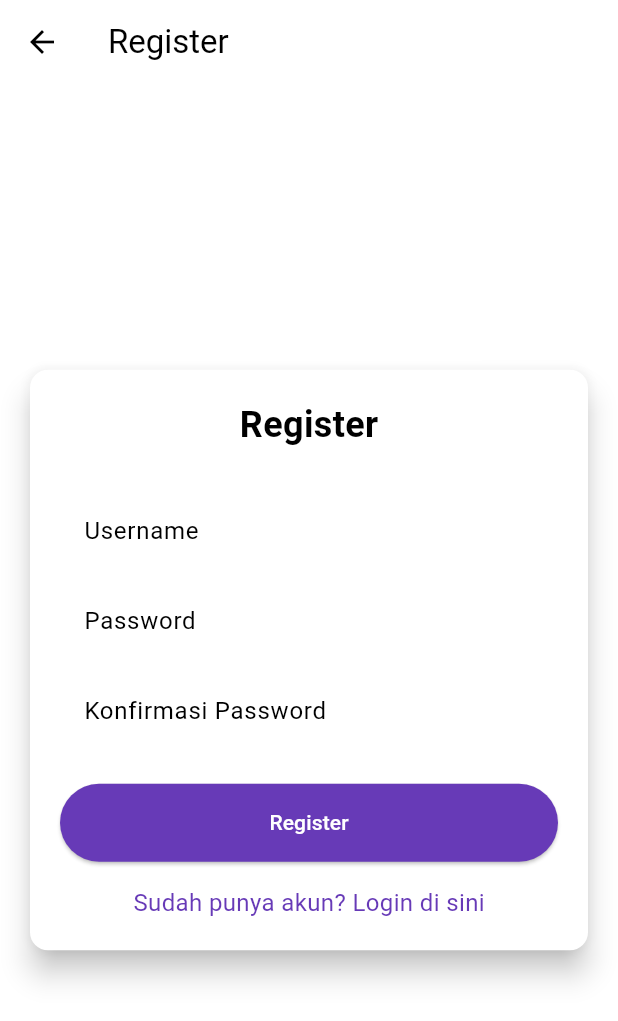
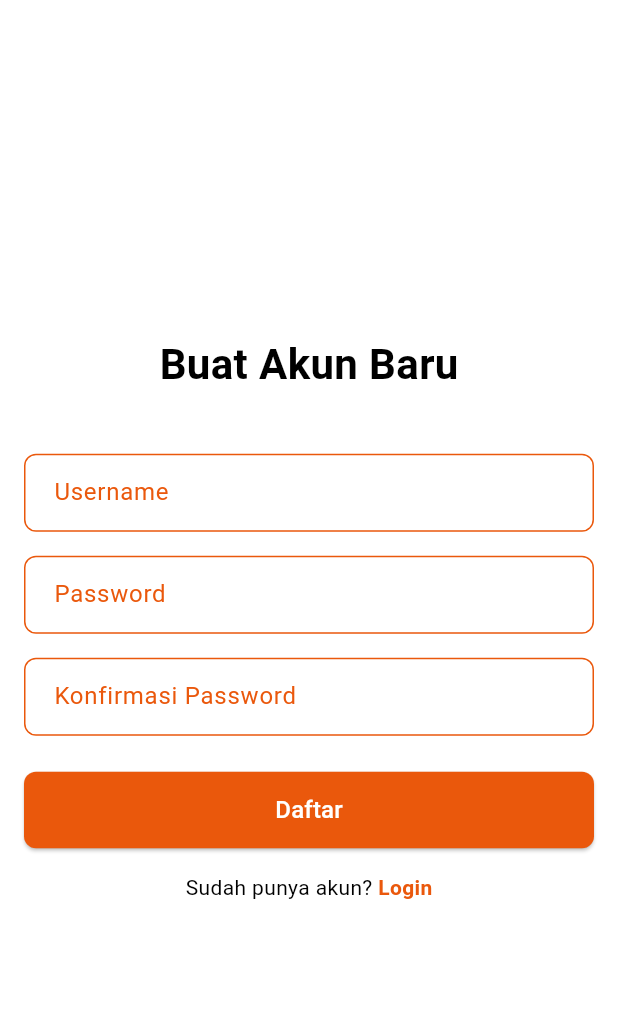
Before and after one commit to TechWorkProgrammer/YummyYogya, a Flutter app: the RegisterPage screen opened directly, on a phone screen of 412 x 824 dp. Shown: the top 1021 px of the screen. Run offline on Flutter 3.47's test engine with Material 3 defaults, Android fonts, the phone set to English and light mode, and no system bars; missing offline and left inert: pbp_django_auth.

Commit message:
Refactor: Change Logical Variable to use Variable.dart

```diff
--- a/yummyogyamobile/lib/screens/register.dart
+++ b/yummyogyamobile/lib/screens/register.dart
@@ -1,6 +1,9 @@
+import 'dart:convert';
+
 import 'package:flutter/material.dart';
-import 'dart:convert';
 import 'package:http/http.dart' as http;
+import 'package:yummyogya_mobile/screens/login.dart';
+import 'package:yummyogya_mobile/variable.dart';
 
 class RegisterPage extends StatefulWidget {
   const RegisterPage({super.key});
@@ -22,16 +25,21 @@ class _RegisterPageState extends State<RegisterPage> {
     final String confirmPassword = _confirmPasswordController.text;
 
     if (username.isEmpty || password.isEmpty || confirmPassword.isEmpty) {
+      if (!mounted) return;
       ScaffoldMessenger.of(context).showSnackBar(
-        const SnackBar(content: Text("Semua field harus diisi")),
+        const SnackBar(
+          content: Text("Semua field harus diisi."),
+        ),
       );
       return;
     }
 
     if (password != confirmPassword) {
+      if (!mounted) return;
       ScaffoldMessenger.of(context).showSnackBar(
         const SnackBar(
-            content: Text("Password dan konfirmasi password tidak cocok")),
+          content: Text("Password dan konfirmasi password tidak sama."),
+        ),
       );
       return;
     }
@@ -40,12 +48,11 @@ class _RegisterPageState extends State<RegisterPage> {
       _isLoading = true;
     });
 
-    // URL endpoint Django
-    const String url = 'http://127.0.0.1:8000/authentication/register_flutter/';
+    const String registerUrl = '$baseUrl/authentication/register_flutter/';
 
     try {
       final response = await http.post(
-        Uri.parse(url),
+        Uri.parse(registerUrl),
         headers: {'Content-Type': 'application/json'},
         body: jsonEncode({
           'username': username,
@@ -54,34 +61,39 @@ class _RegisterPageState extends State<RegisterPage> {
         }),
       );
 
-      if (response.statusCode == 200) {
-        // Parsing respon JSON
+      if (!mounted) return;
+
       final Map<String, dynamic> data = jsonDecode(response.body);
 
-        if (data['status'] == 'success') {
+      if (response.statusCode == 200) {
+        if (data['status'] == true) {
           String message = data['message'];
 
-          // Navigasi kembali ke halaman login
-          if (context.mounted) {
+          ScaffoldMessenger.of(context)
+            ..hideCurrentSnackBar()
+            ..showSnackBar(
+              SnackBar(content: Text("$message Registrasi berhasil!")),
+            );
           Navigator.pop(context);
+        } else {
+          String errorMessage = data['message'] ?? 'Gagal registrasi.';
           ScaffoldMessenger.of(context).showSnackBar(
-              SnackBar(content: Text(message)),
+            SnackBar(content: Text(errorMessage)),
           );
         }
-        }
       } else {
-        // Gagal registrasi
-        final Map<String, dynamic> data = jsonDecode(response.body);
-        String errorMessage = data['message'];
+        String errorMessage =
+            data['message'] ?? 'Terjadi kesalahan saat registrasi.';
         ScaffoldMessenger.of(context).showSnackBar(
           SnackBar(content: Text("Error: $errorMessage")),
         );
       }
     } catch (e) {
-      // Jika ada error saat koneksi
+      if (mounted) {
         ScaffoldMessenger.of(context).showSnackBar(
-        SnackBar(content: Text("Terjadi kesalahan: $e")),
+          SnackBar(content: Text("Kesalahan koneksi: $e")),
         );
+      }
     }
 
     setState(() {
@@ -92,100 +104,149 @@ class _RegisterPageState extends State<RegisterPage> {
   @override
   Widget build(BuildContext context) {
     return Scaffold(
-      appBar: AppBar(
-        title: const Text('Register'),
-      ),
       body: Center(
         child: SingleChildScrollView(
-          padding: const EdgeInsets.all(16.0),
-          child: Card(
-            elevation: 8,
-            shape: RoundedRectangleBorder(
-              borderRadius: BorderRadius.circular(12.0),
-            ),
-            child: Padding(
-              padding: const EdgeInsets.all(20.0),
+          padding: const EdgeInsets.symmetric(horizontal: 16.0, vertical: 20.0),
           child: Column(
-                mainAxisSize: MainAxisSize.min,
+            mainAxisAlignment: MainAxisAlignment.center,
             children: [
               const Text(
-                    'Register',
+                'Buat Akun Baru',
                 style: TextStyle(
-                      fontSize: 24.0,
+                  fontSize: 28.0,
                   fontWeight: FontWeight.bold,
                 ),
               ),
-                  const SizedBox(height: 30.0),
+              const SizedBox(height: 40.0),
               TextField(
                 controller: _usernameController,
-                    decoration: const InputDecoration(
+                decoration: InputDecoration(
                   labelText: 'Username',
-                      hintText: 'Masukkan username Anda',
+                  labelStyle: const TextStyle(
+                    fontSize: 16.0,
+                    color: Color(0xFFEA580C),
+                  ),
                   border: OutlineInputBorder(
-                        borderRadius: BorderRadius.all(Radius.circular(12.0)),
+                    borderRadius: BorderRadius.circular(8.0),
+                    borderSide: const BorderSide(color: Color(0xFFEA580C)),
                   ),
-                      contentPadding:
-                          EdgeInsets.symmetric(horizontal: 12.0, vertical: 8.0),
+                  enabledBorder: const OutlineInputBorder(
+                    borderRadius: BorderRadius.all(Radius.circular(8.0)),
+                    borderSide: BorderSide(color: Color(0xFFEA580C)),
+                  ),
+                  focusedBorder: const OutlineInputBorder(
+                    borderRadius: BorderRadius.all(Radius.circular(8.0)),
+                    borderSide:
+                        BorderSide(color: Color(0xFFEA580C), width: 2.0),
+                  ),
+                  contentPadding: const EdgeInsets.symmetric(
+                      horizontal: 16.0, vertical: 14.0),
                 ),
               ),
-                  const SizedBox(height: 12.0),
+              const SizedBox(height: 16.0),
               TextField(
                 controller: _passwordController,
-                    decoration: const InputDecoration(
+                obscureText: true,
+                decoration: InputDecoration(
                   labelText: 'Password',
-                      hintText: 'Masukkan password Anda',
+                  labelStyle: const TextStyle(
+                    fontSize: 16.0,
+                    color: Color(0xFFEA580C),
+                  ),
                   border: OutlineInputBorder(
-                        borderRadius: BorderRadius.all(Radius.circular(12.0)),
+                    borderRadius: BorderRadius.circular(8.0),
+                    borderSide: const BorderSide(color: Color(0xFFEA580C)),
                   ),
-                      contentPadding:
-                          EdgeInsets.symmetric(horizontal: 12.0, vertical: 8.0),
+                  enabledBorder: const OutlineInputBorder(
+                    borderRadius: BorderRadius.all(Radius.circular(8.0)),
+                    borderSide: BorderSide(color: Color(0xFFEA580C)),
                   ),
-                    obscureText: true,
+                  focusedBorder: const OutlineInputBorder(
+                    borderRadius: BorderRadius.all(Radius.circular(8.0)),
+                    borderSide:
+                        BorderSide(color: Color(0xFFEA580C), width: 2.0),
                   ),
-                  const SizedBox(height: 12.0),
+                  contentPadding: const EdgeInsets.symmetric(
+                      horizontal: 16.0, vertical: 14.0),
+                ),
+              ),
+              const SizedBox(height: 16.0),
               TextField(
                 controller: _confirmPasswordController,
-                    decoration: const InputDecoration(
+                obscureText: true,
+                decoration: InputDecoration(
                   labelText: 'Konfirmasi Password',
-                      hintText: 'Masukkan ulang password Anda',
+                  labelStyle: const TextStyle(
+                    fontSize: 16.0,
+                    color: Color(0xFFEA580C),
+                  ),
                   border: OutlineInputBorder(
-                        borderRadius: BorderRadius.all(Radius.circular(12.0)),
+                    borderRadius: BorderRadius.circular(8.0),
+                    borderSide: const BorderSide(color: Color(0xFFEA580C)),
                   ),
-                      contentPadding:
-                          EdgeInsets.symmetric(horizontal: 12.0, vertical: 8.0),
+                  enabledBorder: const OutlineInputBorder(
+                    borderRadius: BorderRadius.all(Radius.circular(8.0)),
+                    borderSide: BorderSide(color: Color(0xFFEA580C)),
                   ),
-                    obscureText: true,
+                  focusedBorder: const OutlineInputBorder(
+                    borderRadius: BorderRadius.all(Radius.circular(8.0)),
+                    borderSide:
+                        BorderSide(color: Color(0xFFEA580C), width: 2.0),
+                  ),
+                  contentPadding: const EdgeInsets.symmetric(
+                      horizontal: 16.0, vertical: 14.0),
+                ),
               ),
               const SizedBox(height: 24.0),
               _isLoading
-                      ? const CircularProgressIndicator()
+                  ? const CircularProgressIndicator(
+                      color: Color(0xFFEA580C),
+                    )
                   : ElevatedButton(
                       onPressed: _register,
                       style: ElevatedButton.styleFrom(
                         foregroundColor: Colors.white,
+                        backgroundColor: const Color(0xFFEA580C),
                         minimumSize: const Size(double.infinity, 50),
-                            backgroundColor:
-                                Theme.of(context).colorScheme.primary,
-                            padding: const EdgeInsets.symmetric(vertical: 16.0),
+                        padding: const EdgeInsets.symmetric(vertical: 14.0),
+                        shape: RoundedRectangleBorder(
+                          borderRadius: BorderRadius.circular(8.0),
                         ),
-                          child: const Text('Register'),
+                      ),
+                      child: const Text(
+                        'Daftar',
+                        style: TextStyle(fontSize: 16.0),
+                      ),
                     ),
               const SizedBox(height: 16.0),
+              Row(
+                mainAxisAlignment: MainAxisAlignment.center,
+                children: [
+                  const Text(
+                    "Sudah punya akun? ",
+                    style: TextStyle(fontSize: 14.0),
+                  ),
                   GestureDetector(
                     onTap: () {
-                      Navigator.pop(context); // Kembali ke halaman login
+                      Navigator.push(
+                        context,
+                        MaterialPageRoute(
+                          builder: (context) => const LoginPage(),
+                        ),
+                      );
                     },
-                    child: Text(
-                      'Sudah punya akun? Login di sini',
+                    child: const Text(
+                      'Login',
                       style: TextStyle(
-                        color: Theme.of(context).colorScheme.primary,
-                        fontSize: 16.0,
+                        color: Color(0xFFEA580C),
+                        fontWeight: FontWeight.bold,
+                        fontSize: 14.0,
                       ),
                     ),
                   ),
                 ],
               ),
-            ),
+            ],
           ),
         ),
       ),
--- /dev/null
+++ b/yummyogyamobile/lib/variable.dart
@@ -0,0 +1 @@
+const String baseUrl = 'http://192.168.1.10:8000';
```
Also changed, not shown: yummyogyamobile/lib/screens/login.dart (+90 -75 lines). Lines whose indentation alone changed are shown as unchanged.
